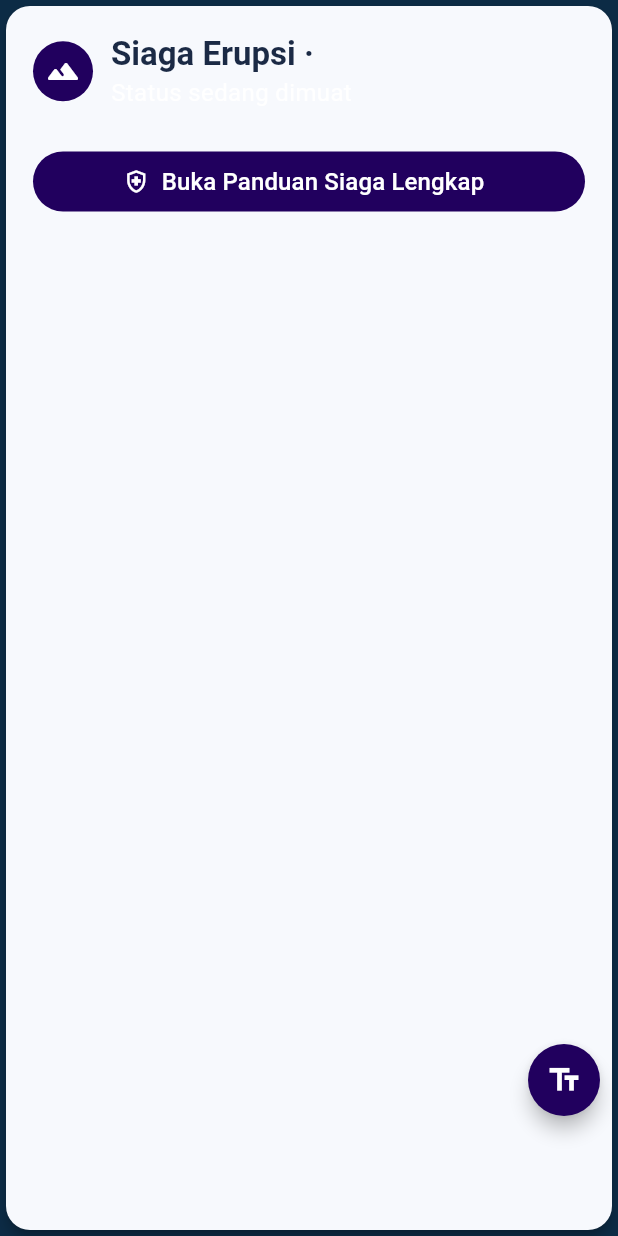
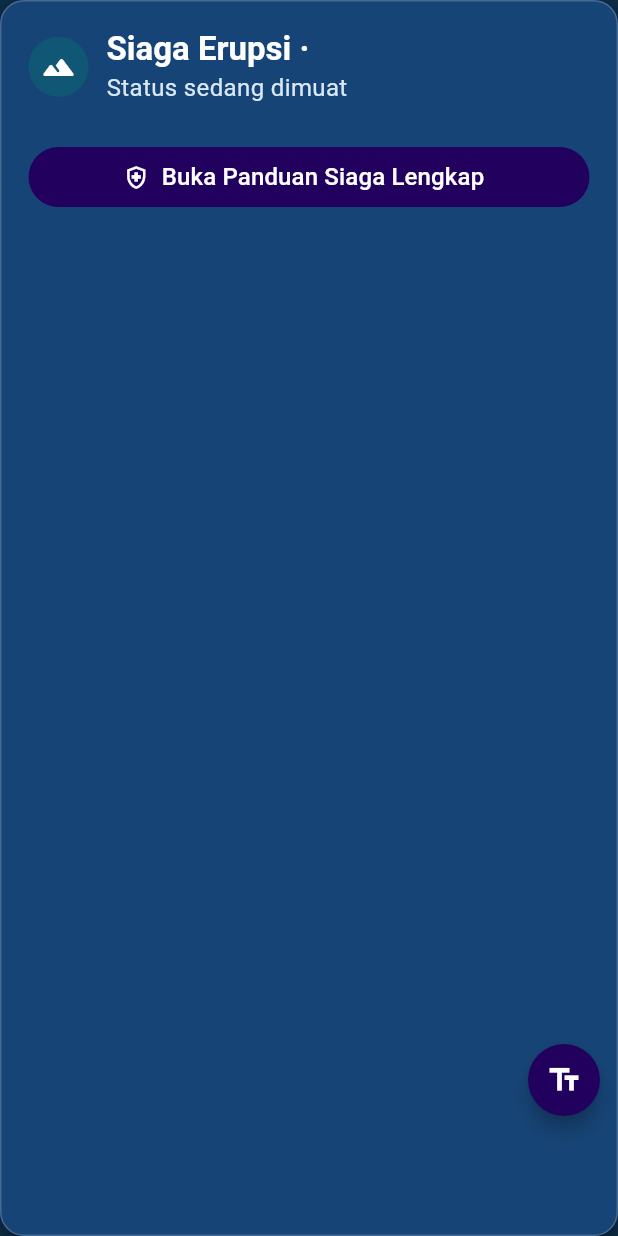
Before and after one commit to NaufalAzz/RANAH, a Flutter app: the SiagaMapCard widget shown alone on an empty page, opened directly with empty values, on a phone screen of 412 x 824 dp. Run offline on Flutter 3.47's test engine with Material 3 defaults, Android fonts, the phone set to English and light mode, and no system bars; our stand-ins replace flutter_map, flutter_tts, geolocator, image_picker, latlong2, shared_preferences and 3 more; missing offline and left inert: dart:html, dart:js_interop; accounts and stored records are empty; network calls fail; project files that could hold a hidden picture were left out.

Commit message:
Match Siaga map card colors to location cards

```diff
--- a/packages/ranah_accessibility/lib/src/siaga_map_card.dart
+++ b/packages/ranah_accessibility/lib/src/siaga_map_card.dart
@@ -22,10 +22,19 @@ class SiagaMapCard extends StatelessWidget {
   Widget build(BuildContext context) {
     final theme = Theme.of(context);
     final points = guide?.recommendationParagraphs ?? const <String>[];
-    return Card(
-      color: const Color(0xFFF7F9FD),
-      elevation: 3,
-      shape: RoundedRectangleBorder(borderRadius: BorderRadius.circular(16)),
+    return Container(
+      decoration: BoxDecoration(
+        color: const Color(0xFF174476),
+        borderRadius: BorderRadius.circular(16),
+        border: Border.all(color: const Color(0xFF456A91)),
+        boxShadow: const [
+          BoxShadow(
+            color: Color(0x55000000),
+            blurRadius: 5,
+            offset: Offset(0, 3),
+          ),
+        ],
+      ),
       child: Padding(
         padding: const EdgeInsets.all(18),
         child: Column(
@@ -34,7 +43,7 @@ class SiagaMapCard extends StatelessWidget {
             Row(
               children: [
                 const CircleAvatar(
-                  backgroundColor: Color(0xFF21005E),
+                  backgroundColor: Color(0xFF105675),
                   foregroundColor: Colors.white,
                   child: Icon(Icons.landscape_rounded),
                 ),
@@ -47,12 +56,14 @@ class SiagaMapCard extends StatelessWidget {
                         'Siaga Erupsi · $volcanoName',
                         style: theme.textTheme.titleLarge?.copyWith(
                           fontWeight: FontWeight.bold,
-                          color: const Color(0xFF1B2A45),
+                          color: Colors.white,
                         ),
                       ),
                       Text(
                         guide?.status ?? 'Status sedang dimuat',
-                        style: theme.textTheme.bodyMedium,
+                        style: theme.textTheme.bodyMedium?.copyWith(
+                          color: const Color(0xFFD9E8F5),
+                        ),
                       ),
                     ],
                   ),
@@ -60,27 +71,35 @@ class SiagaMapCard extends StatelessWidget {
               ],
             ),
             const SizedBox(height: 14),
-            if (loading) const LinearProgressIndicator(),
+            if (loading)
+              const LinearProgressIndicator(color: Color(0xFF62D2E0)),
             if (error != null)
-              Text(error!, style: const TextStyle(color: Color(0xFF9B3A12))),
+              Text(error!, style: const TextStyle(color: Color(0xFFFFD166))),
             if (guide != null) ...[
               Text(
                 'Sumber: ${guide!.source} · ${guide!.displayPeriod}',
-                style: theme.textTheme.bodySmall,
+                style: theme.textTheme.bodySmall?.copyWith(
+                  color: const Color(0xFFD9E8F5),
+                ),
               ),
               const SizedBox(height: 8),
               for (final point in points.take(2))
                 Padding(
                   padding: const EdgeInsets.only(bottom: 8),
                   child: Text(
-                    '• $point',
+                    RegExp(r'^\d+[.)]\s').hasMatch(point) ? point : '• $point',
                     maxLines: 3,
                     overflow: TextOverflow.ellipsis,
-                    style: theme.textTheme.bodyMedium,
+                    style: theme.textTheme.bodyMedium?.copyWith(
+                      color: Colors.white,
+                    ),
                   ),
                 ),
               if (points.isEmpty)
-                const Text('Rekomendasi belum tersedia pada laporan ini.'),
+                const Text(
+                  'Rekomendasi belum tersedia pada laporan ini.',
+                  style: TextStyle(color: Color(0xFFD9E8F5)),
+                ),
             ],
             const SizedBox(height: 10),
             FilledButton.icon(
```
